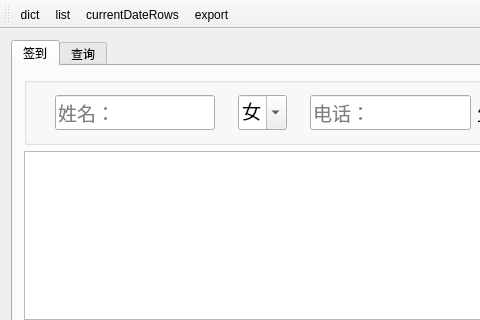
Above: mainwindow.ui from crouse/memory before the change; both pictures show x 0 to 480 and y 0 to 320 of the 911 by 542 pixel window. Below: the same form after it.
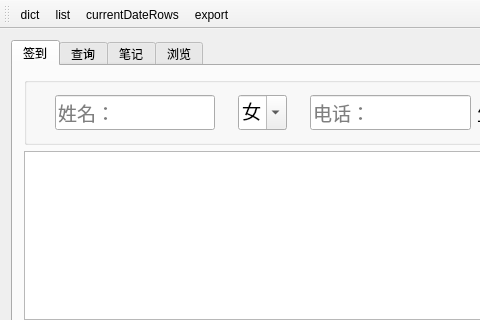
That is the form after the change. The open tabs and pages were chosen to show the change.

Patch:
```diff
--- a/mainwindow.ui
+++ b/mainwindow.ui
@@ -341,6 +341,16 @@
         </item>
        </layout>
       </widget>
+      <widget class="QWidget" name="tab">
+       <attribute name="title">
+        <string>笔记</string>
+       </attribute>
+      </widget>
+      <widget class="QWidget" name="tab_2">
+       <attribute name="title">
+        <string>浏览</string>
+       </attribute>
+      </widget>
      </widget>
     </item>
    </layout>
```
Left out of the diff: 2 changed lines with no effect on the pictures.
